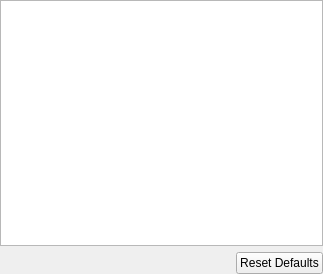
vacuum-im/vacuum-im, file branches/dev_shortcuts/src/plugins/shortcutmanager/shortcutoptionswidget.ui: the form before one commit.
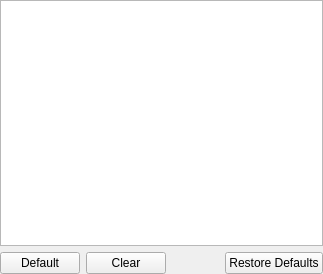
The form after the commit.

```diff
--- a/branches/dev_shortcuts/src/plugins/shortcutmanager/shortcutoptionswidget.ui
+++ b/branches/dev_shortcuts/src/plugins/shortcutmanager/shortcutoptionswidget.ui
@@ -38,6 +38,20 @@
    </item>
    <item>
     <layout class="QHBoxLayout" name="horizontalLayout">
+     <item>
+      <widget class="QPushButton" name="pbtDefault">
+       <property name="text">
+        <string>Default</string>
+       </property>
+      </widget>
+     </item>
+     <item>
+      <widget class="QPushButton" name="pbtClear">
+       <property name="text">
+        <string>Clear</string>
+       </property>
+      </widget>
+     </item>
      <item>
       <spacer name="horizontalSpacer">
        <property name="orientation">
@@ -54,7 +68,7 @@
      <item>
       <widget class="QPushButton" name="pbtResetToDefaults">
        <property name="text">
-        <string>Reset Defaults</string>
+        <string>Restore Defaults</string>
        </property>
       </widget>
      </item>
```
Left out of the diff: 2 changed lines with no effect on the pictures.
